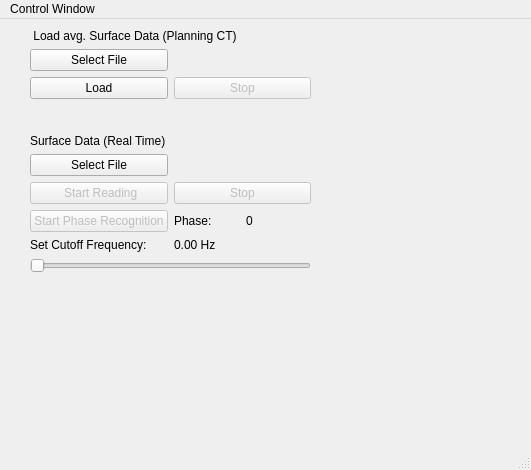
Old version of the form SurfaceDataImplementationIsolated/mainwindow.ui in the repository MarkusAstl/SurfaceDataImpl.
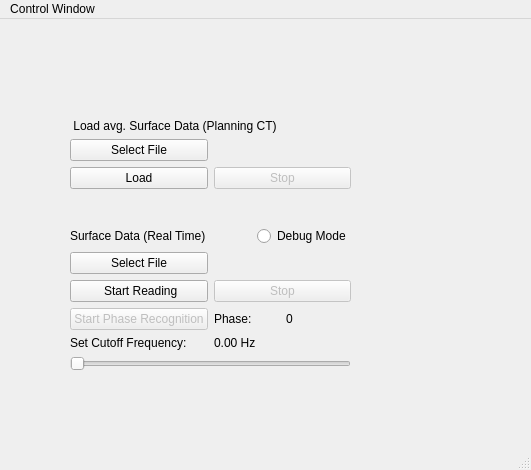
New version of the form.

What changed in the file:
```diff
--- a/SurfaceDataImplementationIsolated/mainwindow.ui
+++ b/SurfaceDataImplementationIsolated/mainwindow.ui
@@ -14,13 +14,13 @@
    <string>MainWindow</string>
   </property>
   <widget class="QWidget" name="centralwidget">
-   <widget class="QWidget" name="">
+   <widget class="QWidget" name="layoutWidget">
     <property name="geometry">
      <rect>
-      <x>30</x>
-      <y>10</y>
+      <x>70</x>
+      <y>100</y>
       <width>281</width>
-      <height>244</height>
+      <height>252</height>
      </rect>
     </property>
     <layout class="QVBoxLayout" name="verticalLayout">
@@ -43,7 +43,7 @@
        <item>
         <widget class="QLabel" name="LoadingFileLabel">
          <property name="text">
-          <string> </string>
+          <string/>
          </property>
         </widget>
        </item>
@@ -84,11 +84,35 @@
       </spacer>
      </item>
      <item>
-      <widget class="QLabel" name="ReadLabel">
-       <property name="text">
-        <string>Surface Data (Real Time)</string>
-       </property>
-      </widget>
+      <layout class="QHBoxLayout" name="horizontalLayout_7">
+       <item>
+        <widget class="QLabel" name="ReadLabel">
+         <property name="text">
+          <string>Surface Data (Real Time)</string>
+         </property>
+        </widget>
+       </item>
+       <item>
+        <spacer name="horizontalSpacer">
+         <property name="orientation">
+          <enum>Qt::Horizontal</enum>
+         </property>
+         <property name="sizeHint" stdset="0">
+          <size>
+           <width>40</width>
+           <height>20</height>
+          </size>
+         </property>
+        </spacer>
+       </item>
+       <item>
+        <widget class="QRadioButton" name="DebugModeRadioButton">
+         <property name="text">
+          <string>Debug Mode</string>
+         </property>
+        </widget>
+       </item>
+      </layout>
      </item>
      <item>
       <layout class="QHBoxLayout" name="horizontalLayout_4">
@@ -102,7 +126,7 @@
        <item>
         <widget class="QLabel" name="ReadingFileLabel">
          <property name="text">
-          <string> </string>
+          <string/>
          </property>
         </widget>
        </item>
@@ -113,7 +137,7 @@
        <item>
         <widget class="QPushButton" name="StartReadingButton">
          <property name="enabled">
-          <bool>false</bool>
+          <bool>true</bool>
          </property>
          <property name="text">
           <string> Start Reading</string>
```
Left out of the diff: 19 changed lines with no effect on the pictures.
